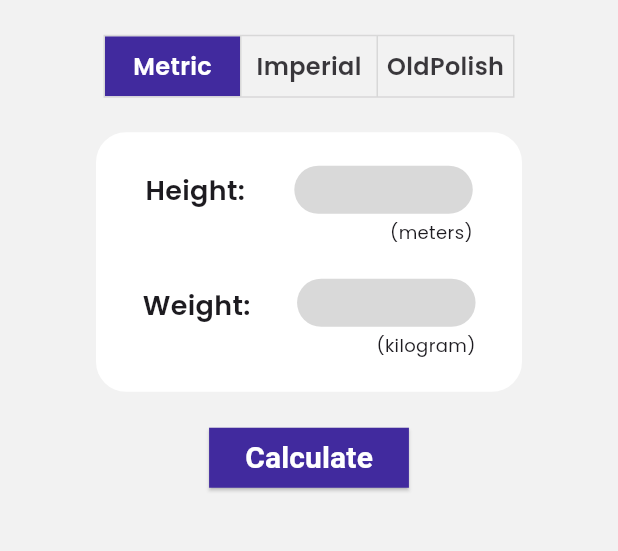
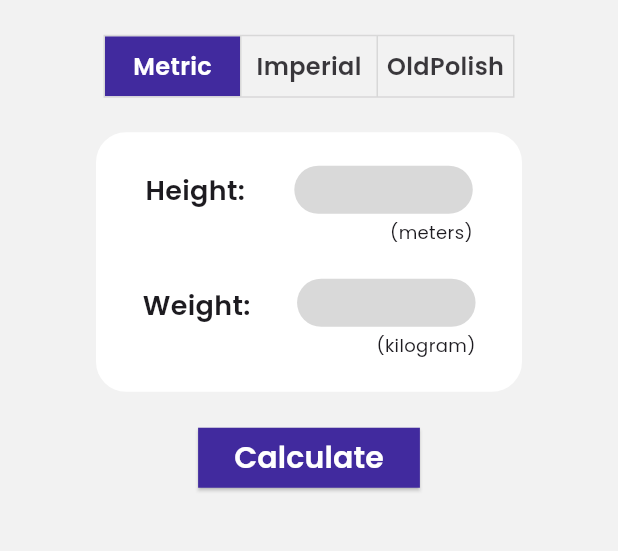
Before and after one commit to Pawel-Wojc/bmi_calculator, a Flutter app: the screen it shows after launch, after a tap on "Metric", on a phone screen of 412 x 824 dp, the part 398-949 px from its top. Run offline on Flutter 3.47's test engine with Material 3 defaults, Android fonts, the phone set to English and light mode, and no system bars; our stand-ins replace bloc, flutter_bloc, google_fonts.

Commit message:
small updates

```diff
--- a/lib/bloc/input_bloc/input_bloc.dart
+++ b/lib/bloc/input_bloc/input_bloc.dart
@@ -59,7 +59,6 @@ class InputBloc extends Bloc<InputEvent, InputState> {
             event.oldUnit, event.newUnit, state.weight!);
       }
 
-      print(newHeight);
       emit(ChangeState(state.emailError, state.email, heightError, newHeight,
           weightError, newWeight, isWeightAndHeightValid));
     });
--- a/lib/bloc/input_bloc/input_state.dart
+++ b/lib/bloc/input_bloc/input_state.dart
@@ -1,13 +1,13 @@
 part of 'input_bloc.dart';
 
 class InputState {
-  String? emailError;
+  String? emailError; //errors for input fields
   String? heightError;
   String? weightError;
   String? email;
   String? height;
   String? weight;
-  bool isWeightAndHeightValid;
+  bool isWeightAndHeightValid; //state to block or not opening dialog bloc
 
   InputState(this.emailError, this.email, this.heightError, this.height,
       this.weightError, this.weight, this.isWeightAndHeightValid);
--- a/lib/bloc/units_bloc/units_bloc.dart
+++ b/lib/bloc/units_bloc/units_bloc.dart
@@ -7,7 +7,7 @@ part 'units_event.dart';
 part 'units_state.dart';
 
 class UnitsBloc extends Bloc<UnitsEvent, UnitsState> {
-  UnitsBloc() : super(UnitsInitial(UnitsSystem.metric, 'kilogra', 'meters')) {
+  UnitsBloc() : super(UnitsInitial(UnitsSystem.metric, 'kilograms', 'meters')) {
     on<ChangeUnitsEvent>((event, emit) {
       emit(UnitsState(
           event.unit, getWeightLabel(event.unit), getHeightLabel(event.unit)));
--- a/lib/calculator.dart
+++ b/lib/calculator.dart
@@ -34,7 +34,7 @@ class CalculatorScreen extends StatelessWidget {
                 GoogleFonts.poppins(fontSize: 25, fontWeight: FontWeight.w600),
           ),
           const SizedBox(height: 20),
-          UnitsButton(),
+          const UnitsButton(),
           const SizedBox(height: 20),
           Calculator(),
         ],
@@ -44,8 +44,6 @@ class CalculatorScreen extends StatelessWidget {
 }
 
 class Calculator extends StatelessWidget {
-  final String _heightUnit = 'meters';
-  final String _weightUnit = 'kilograms';
   final TextEditingController _heightController = TextEditingController();
   final TextEditingController _weightController = TextEditingController();
 
@@ -191,7 +189,8 @@ class Calculator extends StatelessWidget {
                     builder: (BuildContext context) {
                       var bmiResults = CalculateService.calculateBmi(
                           calculatorContext.read<InputBloc>().state.weight!,
-                          calculatorContext.read<InputBloc>().state.height!);
+                          calculatorContext.read<InputBloc>().state.height!,
+                          calculatorContext.read<UnitsBloc>().state.units);
                       return CustomAlertDialog(
                         contextFromCalculator: calculatorContext,
                         calculatedBmiCategory: bmiResults['category']!,
@@ -214,7 +213,8 @@ class Calculator extends StatelessWidget {
                 calculatorContext.read<InputBloc>().state.emailError == null) {
               var bmiResults = CalculateService.calculateBmi(
                   calculatorContext.read<InputBloc>().state.weight!,
-                  calculatorContext.read<InputBloc>().state.height!);
+                  calculatorContext.read<InputBloc>().state.height!,
+                  calculatorContext.read<UnitsBloc>().state.units);
               return BmiResults(
                   bmiValue: bmiResults['bmi']!,
                   bmiCategory: bmiResults['category']!);
--- a/lib/main.dart
+++ b/lib/main.dart
@@ -1,4 +1,5 @@
 import 'package:flutter/material.dart';
+import 'package:google_fonts/google_fonts.dart';
 
 import 'calculator.dart';
 
@@ -11,8 +12,11 @@ class Bmi extends StatelessWidget {
 
   @override
   Widget build(BuildContext context) {
-    return const MaterialApp(
-      home: Scaffold(
+    return MaterialApp(
+      theme: ThemeData(
+        textTheme: GoogleFonts.poppinsTextTheme(Theme.of(context).textTheme),
+      ),
+      home: const Scaffold(
           backgroundColor: Color(0xFFF2F2F2), body: CalculatorScreen()),
     );
   }
--- a/lib/services/calculate_service.dart
+++ b/lib/services/calculate_service.dart
@@ -1,12 +1,18 @@
+import 'package:bmi_app/services/units_calculator_service.dart';
+
 import '../data/bmi_data.dart';
 
 class CalculateService {
   static Map<String, String> calculateBmi(
-      String weightValue, String heightValue) {
+      String weightValue, String heightValue, UnitsSystem units) {
     double? weight;
     double? height;
     weightValue = weightValue.replaceAll(",", ".");
     heightValue = heightValue.replaceAll(",", ".");
+    weightValue = UnitsCalculatorService.recalculateWeight(
+        units, UnitsSystem.metric, weightValue);
+    heightValue = UnitsCalculatorService.recalculateHeight(
+        units, UnitsSystem.metric, heightValue);
 
     try {
       weight = double.parse(weightValue);
--- a/lib/services/units_calculator_service.dart
+++ b/lib/services/units_calculator_service.dart
@@ -21,28 +21,27 @@ class UnitsCalculatorService {
       return value;
     }
 
-    //convert to metric
+    //first, convert to metric from any unit
     switch (oldUnit) {
-      case UnitsSystem.metric:
-        newValue = newValue;
-        break;
       case UnitsSystem.imperial:
         newValue = newValue * imperialHeightRatio;
         break;
       case UnitsSystem.oldPolish:
         newValue = newValue * oldPolishHeightRatio;
         break;
+      default:
+        break;
     }
 
-    //convert to new unit
+    //then, convert to new unit
     switch (newUnit) {
-      case UnitsSystem.metric:
-        break;
       case UnitsSystem.imperial:
         newValue = newValue / imperialHeightRatio;
         break;
       case UnitsSystem.oldPolish:
         newValue = newValue / oldPolishHeightRatio;
+        break;
+      default:
         break;
     }
     return newValue.toStringAsFixed(2);
--- a/pubspec.yaml
+++ b/pubspec.yaml
@@ -37,6 +37,7 @@ dependencies:
   cupertino_icons: ^1.0.8
   google_fonts: ^6.2.1
   flutter_bloc: ^8.1.6
+  bloc_test: ^9.1.7
 
 dev_dependencies:
   flutter_test:
```
